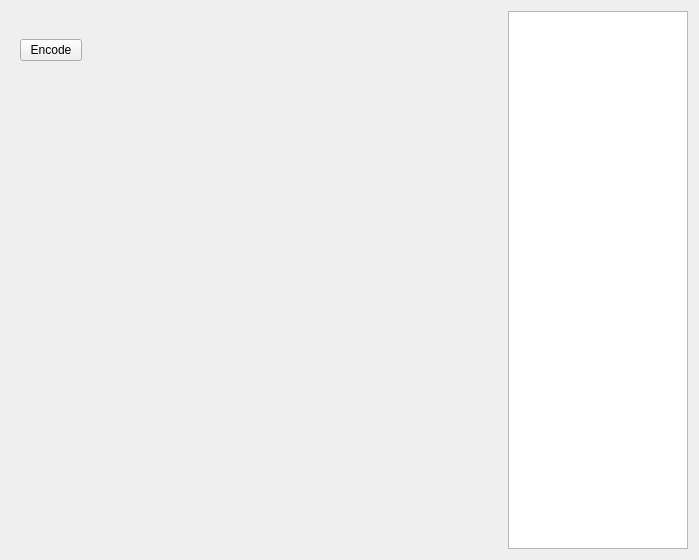
Old version of the form Desktop/src/ui/Encode.ui in the repository karpinsn/SLS.
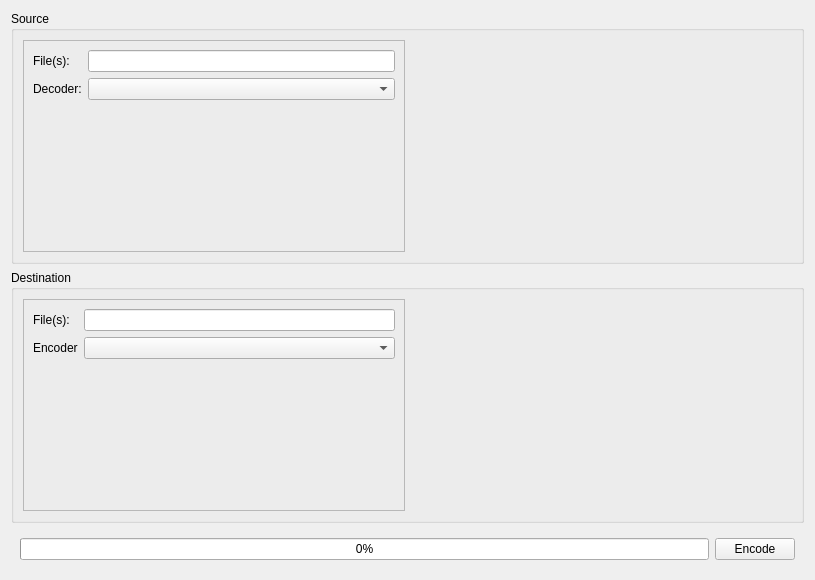
New version of the form. Custom widgets are drawn as their Qt base class.

Commit message: Overhauled the encoding section. Still needs work but it is close to being able to select source and destination and then encoding

The edit to the form file:
```diff
--- a/Desktop/src/ui/Encode.ui
+++ b/Desktop/src/ui/Encode.ui
@@ -6,113 +6,155 @@
    <rect>
     <x>0</x>
     <y>0</y>
-    <width>699</width>
-    <height>560</height>
+    <width>815</width>
+    <height>580</height>
    </rect>
   </property>
   <property name="windowTitle">
    <string>Form</string>
   </property>
-  <layout class="QGridLayout" name="gridLayout">
-   <item row="0" column="0">
-    <layout class="QHBoxLayout" name="horizontalLayout">
-     <item>
-      <widget class="QDockWidget" name="dockWidget">
-       <property name="sizePolicy">
-        <sizepolicy hsizetype="Minimum" vsizetype="Expanding">
-         <horstretch>0</horstretch>
-         <verstretch>0</verstretch>
-        </sizepolicy>
-       </property>
-       <property name="minimumSize">
-        <size>
-         <width>80</width>
-         <height>111</height>
-        </size>
-       </property>
-       <property name="maximumSize">
-        <size>
-         <width>80</width>
-         <height>524287</height>
-        </size>
-       </property>
-       <property name="features">
-        <set>QDockWidget::NoDockWidgetFeatures</set>
-       </property>
-       <property name="allowedAreas">
-        <set>Qt::NoDockWidgetArea</set>
-       </property>
-       <widget class="QWidget" name="dockWidgetContents">
-        <layout class="QGridLayout" name="gridLayout_2">
+  <layout class="QVBoxLayout" name="verticalLayout">
+   <item>
+    <widget class="QGroupBox" name="sourceGroupBox">
+     <property name="title">
+      <string>Source</string>
+     </property>
+     <layout class="QHBoxLayout" name="horizontalLayout">
+      <item>
+       <widget class="QFrame" name="sourceSettingsFrame">
+        <property name="minimumSize">
+         <size>
+          <width>200</width>
+          <height>0</height>
+         </size>
+        </property>
+        <property name="frameShape">
+         <enum>QFrame::StyledPanel</enum>
+        </property>
+        <property name="frameShadow">
+         <enum>QFrame::Raised</enum>
+        </property>
+        <layout class="QFormLayout" name="formLayout">
          <item row="0" column="0">
-          <layout class="QVBoxLayout" name="verticalLayout">
-           <item>
-            <widget class="QPushButton" name="pushButton">
-             <property name="text">
-              <string>Encode</string>
-             </property>
-            </widget>
-           </item>
-           <item>
-            <spacer name="verticalSpacer">
-             <property name="orientation">
-              <enum>Qt::Vertical</enum>
-             </property>
-             <property name="sizeHint" stdset="0">
-              <size>
-               <width>20</width>
-               <height>40</height>
-              </size>
-             </property>
-            </spacer>
-           </item>
-          </layout>
+          <widget class="QLabel" name="label_2">
+           <property name="text">
+            <string>File(s):</string>
+           </property>
+          </widget>
          </item>
+         <item row="1" column="0">
+          <widget class="QLabel" name="label">
+           <property name="text">
+            <string>Decoder:</string>
+           </property>
+          </widget>
+         </item>
+         <item row="0" column="1">
+          <widget class="QLineEdit" name="lineEdit"/>
+         </item>
+         <item row="1" column="1">
+          <widget class="QComboBox" name="comboBox_2"/>
+         </item>
         </layout>
        </widget>
-      </widget>
-     </item>
-     <item>
-      <widget class="OpenGLWidget" name="encoderGLWidget" native="true">
-       <property name="sizePolicy">
-        <sizepolicy hsizetype="Expanding" vsizetype="Expanding">
-         <horstretch>0</horstretch>
-         <verstretch>0</verstretch>
-        </sizepolicy>
-       </property>
-      </widget>
-     </item>
-     <item>
-      <widget class="QListWidget" name="listWidget">
-       <property name="sizePolicy">
-        <sizepolicy hsizetype="Minimum" vsizetype="Expanding">
-         <horstretch>0</horstretch>
-         <verstretch>0</verstretch>
-        </sizepolicy>
-       </property>
-       <property name="minimumSize">
-        <size>
-         <width>180</width>
-         <height>0</height>
-        </size>
-       </property>
-       <property name="maximumSize">
-        <size>
-         <width>180</width>
-         <height>16777215</height>
-        </size>
-       </property>
-      </widget>
-     </item>
-    </layout>
+      </item>
+      <item>
+       <widget class="EncodingOpenGLWidget" name="decoderGLWidget" native="true">
+        <property name="sizePolicy">
+         <sizepolicy hsizetype="Expanding" vsizetype="Expanding">
+          <horstretch>0</horstretch>
+          <verstretch>0</verstretch>
+         </sizepolicy>
+        </property>
+       </widget>
+      </item>
+     </layout>
+    </widget>
+   </item>
+   <item>
+    <widget class="QGroupBox" name="destinationGroupBox">
+     <property name="title">
+      <string>Destination</string>
+     </property>
+     <layout class="QHBoxLayout" name="horizontalLayout_3">
+      <item>
+       <widget class="QFrame" name="destSettingsFrame">
+        <property name="minimumSize">
+         <size>
+          <width>200</width>
+          <height>0</height>
+         </size>
+        </property>
+        <property name="frameShape">
+         <enum>QFrame::StyledPanel</enum>
+        </property>
+        <property name="frameShadow">
+         <enum>QFrame::Raised</enum>
+        </property>
+        <layout class="QFormLayout" name="formLayout_2">
+         <item row="0" column="0">
+          <widget class="QLabel" name="label_3">
+           <property name="text">
+            <string>File(s):</string>
+           </property>
+          </widget>
+         </item>
+         <item row="1" column="0">
+          <widget class="QLabel" name="label_4">
+           <property name="text">
+            <string>Encoder</string>
+           </property>
+          </widget>
+         </item>
+         <item row="0" column="1">
+          <widget class="QLineEdit" name="lineEdit_2"/>
+         </item>
+         <item row="1" column="1">
+          <widget class="QComboBox" name="comboBox"/>
+         </item>
+        </layout>
+       </widget>
+      </item>
+      <item>
+       <widget class="EncodingOpenGLWidget" name="encoderGLWidget" native="true">
+        <property name="sizePolicy">
+         <sizepolicy hsizetype="Expanding" vsizetype="Expanding">
+          <horstretch>0</horstretch>
+          <verstretch>0</verstretch>
+         </sizepolicy>
+        </property>
+       </widget>
+      </item>
+     </layout>
+    </widget>
+   </item>
+   <item>
+    <widget class="QWidget" name="widget" native="true">
+     <layout class="QHBoxLayout" name="horizontalLayout_2">
+      <item>
+       <widget class="QProgressBar" name="encodingProgress">
+        <property name="value">
+         <number>0</number>
+        </property>
+       </widget>
+      </item>
+      <item>
+       <widget class="QPushButton" name="encodeButton">
+        <property name="text">
+         <string>Encode</string>
+        </property>
+       </widget>
+      </item>
+     </layout>
+    </widget>
    </item>
   </layout>
  </widget>
  <customwidgets>
   <customwidget>
-   <class>OpenGLWidget</class>
+   <class>EncodingOpenGLWidget</class>
    <extends>QWidget</extends>
-   <header>OpenGLWidget.h</header>
+   <header>EncodingOpenGLWidget.h</header>
    <container>1</container>
   </customwidget>
  </customwidgets>
```
The commit also changes 38 other files.
